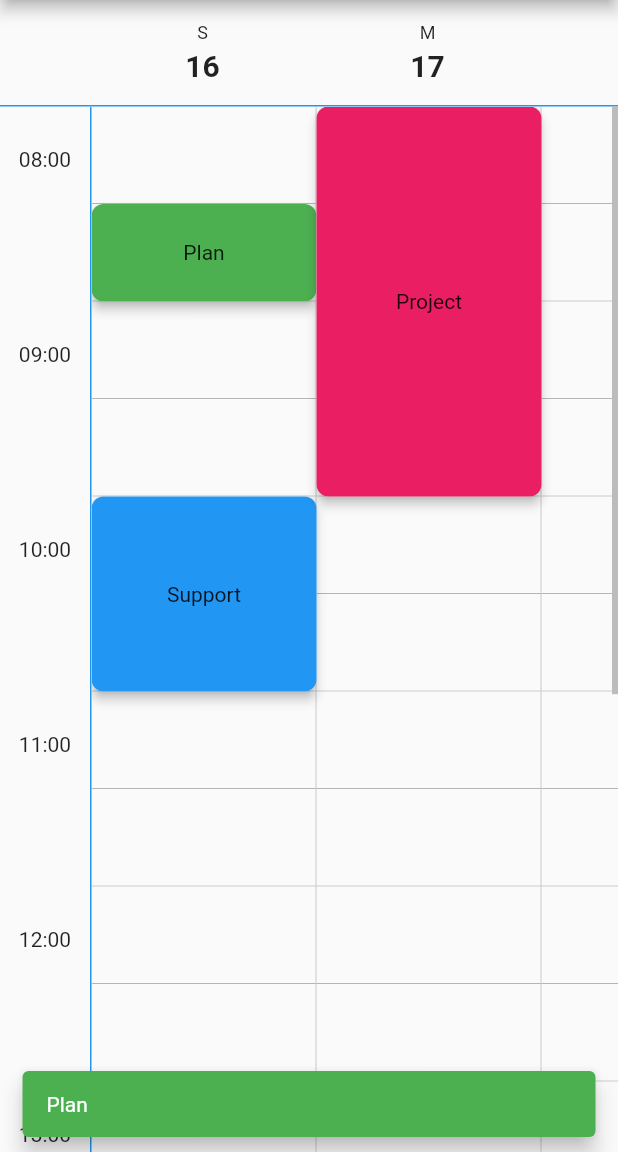
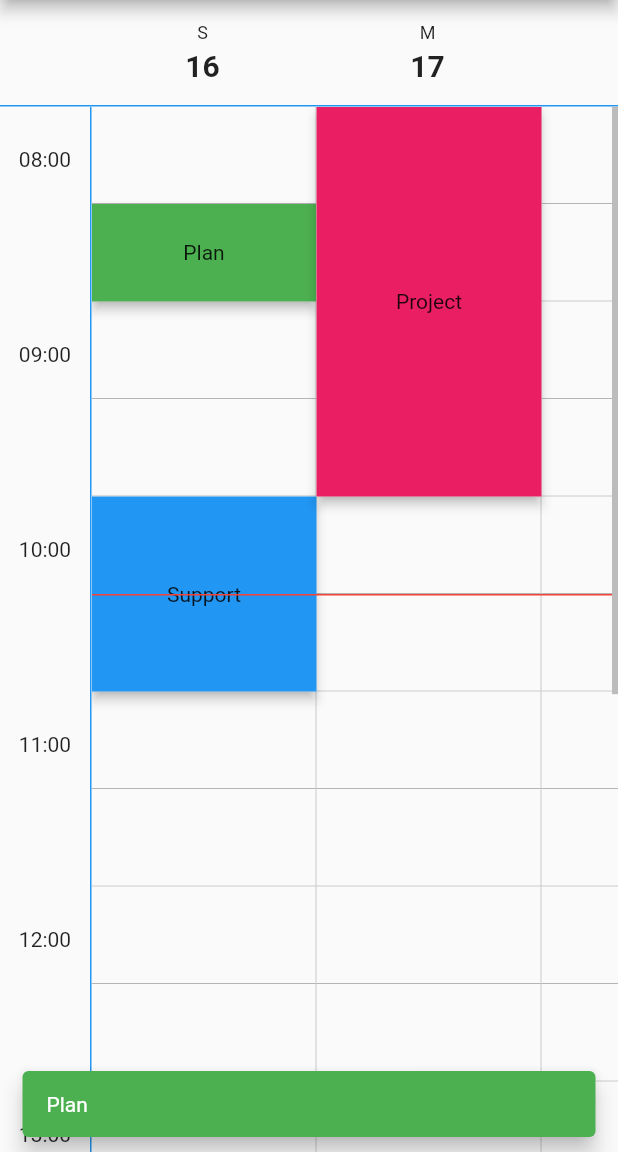
Before and after one commit to youngcet/task_scheduler, a Flutter app: the screen it shows after launch, after a tap on "Plan", on a phone screen of 412 x 824 dp, the part 84-1236 px from its top. Run offline on Flutter 3.47's test engine with Material 2 defaults, Android fonts, the phone set to English and light mode, and no system bars.

Commit message:
adding features https://github.com/youngcet/task_scheduler/issues/1

```diff
--- a/example/lib/main.dart
+++ b/example/lib/main.dart
@@ -360,6 +360,7 @@ class _MyHomePageState extends State<MyHomePage> {
       onEmptySlotPressed: handleEmptySlotTap,
       onDragAccept: handleDrop,
       entries: [],
+      //blockedEntries: blockedEntries,
       headers: CalendarView.weekView(),
       timeFormat: SchedulerTimeSettings(
         minuteInterval: timeInterval,
--- a/lib/src/task_scheduler.dart
+++ b/lib/src/task_scheduler.dart
@@ -1,3 +1,4 @@
+import 'dart:async';
 import 'dart:developer';
 import 'dart:math';
 
@@ -48,6 +49,12 @@ class TaskScheduler extends StatefulWidget {
   // block off Resources
   final List<BlockedEntry>? blockedEntries;
 
+  // animate to current time
+  final bool? scrollToCurrentTime;
+
+  // show line at current time
+  final bool? showCurrentTimeLine;
+
   // Constructor for TaskScheduler widget
   const TaskScheduler(
       {Key? key,
@@ -60,6 +67,8 @@ class TaskScheduler extends StatefulWidget {
       this.options,
       this.timeFormat,
       this.blockedEntries,
+      this.scrollToCurrentTime,
+      this.showCurrentTimeLine,
       this.onDragAccept})
       : super(key: key);
 
@@ -148,9 +157,22 @@ class _TaskSchedulerState extends State<TaskScheduler> {
   // Default minutes interval
   int defaultInterval = 60;
 
+  // scroll to current time
+  bool jumpToCurrentTime = true;
+
+  // display current time line
+  bool currentTimeLine = true;
+
+  // timer
+  Timer? _timer;
+
   @override
   void initState() {
     super.initState();
+
+    if (widget.showCurrentTimeLine != null){
+      currentTimeLine = widget.showCurrentTimeLine!;
+    }
 
     if (widget.timeFormat?.minuteInterval != null) {
       defaultInterval = widget.timeFormat!.minuteInterval!;
@@ -182,6 +204,42 @@ class _TaskSchedulerState extends State<TaskScheduler> {
 
     _timeslots = _get24HourTimeline();
     timelineDividerHeight = _getTimelineDividerHeight(defaultInterval);
+
+    jumpToCurrentTime = widget.scrollToCurrentTime ?? true;
+    Future.delayed(Duration.zero).then((_) {
+      int hour = DateTime.now().hour;
+      if (jumpToCurrentTime == true) {
+        if (hour > widget.scheduleStartTime.hour) {
+          double scrollOffset =
+              (hour - widget.scheduleStartTime.hour) * config.cellHeight!.toDouble();
+          config.verticalScrollController.animateTo(
+            scrollOffset,
+            duration: const Duration(milliseconds: 800),
+            curve: Curves.easeOutCirc,
+          );
+          timeVerticalController.animateTo(
+            scrollOffset,
+            duration: const Duration(milliseconds: 800),
+            curve: Curves.easeOutCirc,
+          );
+        }
+      }
+    });
+
+    if (currentTimeLine){
+      _timer = Timer.periodic(const Duration(minutes: 1), (timer) {
+        setState(() {});
+      });
+    }
+  }
+
+  @override
+  void dispose() {
+    if (currentTimeLine){
+      _timer?.cancel();
+    }
+
+    super.dispose();
   }
 
   // Method to validate schedule start and end times
@@ -371,6 +429,7 @@ class _TaskSchedulerState extends State<TaskScheduler> {
                             ],
                           ),
                           for (int i = 0; i < tasks.length; i++) tasks[i],
+                          if (currentTimeLine) _calculateHorizontalLinePosition()
                         ],
                       ),
                     ),
@@ -380,6 +439,24 @@ class _TaskSchedulerState extends State<TaskScheduler> {
             ),
           ),
         ),
+      ),
+    );
+  }
+
+  Widget _calculateHorizontalLinePosition() {
+    DateTime now = DateTime.now();
+    int totalMinutesNow = now.hour * 60 + now.minute;
+    num totalMinutesStart = widget.scheduleStartTime.hour * 60 + 0;
+
+    double totalOffset = (totalMinutesNow - totalMinutesStart) * config.cellHeight!.toDouble() / 60.0;
+
+    return Positioned(
+      left: 0,
+      top: totalOffset,
+      child: Container(
+        height: 1,
+        width: (config.totalHeaders * config.cellWidth!).toDouble(),
+        color: Colors.red,
       ),
     );
   }
--- a/lib/src/task_scheduler_event.dart
+++ b/lib/src/task_scheduler_event.dart
@@ -39,6 +39,9 @@ class ScheduleEntry extends StatefulWidget {
   static const String empty = 'empty';
   static const String blocked = 'blocked';
   static const String booked = 'booked';
+  static const int defaultYear = 1991;
+  static const int defaultMonth = 1;
+  static const int defaultDay = 1;
 
   ScheduleEntry(
       {Key? key,
@@ -53,6 +56,14 @@ class ScheduleEntry extends StatefulWidget {
       this.options})
       : super(key: key);
 
+  DateTime get startTime {
+    return DateTime(defaultYear, defaultMonth, defaultDay, resource.hour, resource.minutes);
+  }
+
+  DateTime get endTime {
+    return startTime.add(Duration(minutes: duration));
+  }
+
   @override
   _ScheduleEntryState createState() => _ScheduleEntryState();
 }
@@ -63,6 +74,10 @@ class _ScheduleEntryState extends State<ScheduleEntry> {
 
   // Entry color
   var blockOriginalColor;
+
+  bool _showBorders = false;
+  bool _showTopBorder = false;
+  bool _showBottomBorder = false;
 
   @override
   Widget build(BuildContext context) {
@@ -83,6 +98,7 @@ class _ScheduleEntryState extends State<ScheduleEntry> {
   Widget _draggableSlot() {
     bool isResizable = widget.options?.taskResizeMode?['allowResize'] ?? false;
     bool _showTooltip = false;
+    bool _isDraggingTop = false;
 
     return (widget.color != Colors.transparent)
         ? Positioned(
@@ -98,10 +114,46 @@ class _ScheduleEntryState extends State<ScheduleEntry> {
                 padding: EdgeInsets.only(
                     left: config.horizontalTaskPadding!.toDouble()),
                 child: GestureDetector(
+                  onDoubleTap: () {
+                    setState(() {
+                      _showTopBorder = !_showTopBorder;
+                      _showBottomBorder = !_showBottomBorder;
+                    });
+                  },
+                  child: MouseRegion(
+                    cursor: _showTopBorder && _showBottomBorder && isResizable
+                        ? SystemMouseCursors.resizeUpDown
+                        : SystemMouseCursors.basic,
+                    child: Container (
+                    decoration: BoxDecoration(
+                      border: Border(
+                        top: BorderSide.none,
+                        bottom: _showBottomBorder && isResizable
+                            ? BorderSide(color: Colors.black, width: 2.0)
+                            : BorderSide.none,
+                      ),
+                    ),
+                    child: GestureDetector(
+                      onVerticalDragStart: (details) {
+                          final touchPosition = details.localPosition.dy;
+                          if (touchPosition < 20) {
+                            _isDraggingTop = true;
+                          } else if (touchPosition > widget.duration.toDouble() - 20) {
+                            _isDraggingTop = false;
+                          }
+                        },
                         onVerticalDragUpdate: (details) {
                           if (isResizable) {
                             final dragDelta = details.delta.dy;
+
                             setState(() {
+                              // if (_isDraggingTop) {
+                              //   //widget.duration -= dragDelta.toInt();
+                              //   widget.resource.minutes = dragDelta.toInt();
+                              // } else {
+                              //   widget.duration += dragDelta.toInt();
+                              // }
+
                               if (widget.duration >= 10) {
                                 widget.duration += dragDelta.toInt();
                               }
@@ -136,13 +188,14 @@ class _ScheduleEntryState extends State<ScheduleEntry> {
                                 'id': widget.id,
                                 'resource': widget.resource,
                                 'duration': widget.duration,
+                                'color': widget.color
                               });
                             }
                           }
                         },
                         child: Material(
                           elevation: 3,
-                      borderRadius: config.borderRadius,
+                          //borderRadius: config.borderRadius,
                           child: Stack(
                             children: [
                               LongPressDraggable<List<Map<String, dynamic>>>(
@@ -161,6 +214,12 @@ class _ScheduleEntryState extends State<ScheduleEntry> {
                                     'taskResizeMode': widget.options?.taskResizeMode
                                   }
                                 ],
+                                onDragStarted: () {
+                                  setState(() {
+                                    _showTopBorder = false;
+                                    _showBottomBorder = false;
+                                  });
+                                },
                                 feedback: GestureDetector(
                                   onTap: widget.onTap as void Function()? ?? () {},
                                   onTapDown: (_) {
@@ -180,33 +239,14 @@ class _ScheduleEntryState extends State<ScheduleEntry> {
                                     width: (config.cellWidth!.toDouble() *
                                         entryDuration),
                                     decoration: BoxDecoration(
-                                    borderRadius: config.borderRadius,
-                                    color: widget.color ??
-                                        Theme.of(context).primaryColor),
-                                child: Center(
-                                  child: widget.child,
-                                ),
-                              ),
-                            ),
-                            childWhenDragging: Container(
-                              child: Material(
-                                //elevation: 3,
-                                borderRadius: config.borderRadius,
-                                child: Container(
-                                  height: ((widget.duration.toDouble() *
-                                          config.cellHeight!) /
-                                      60), //60 minutes
-                                  width: (config.cellWidth!.toDouble() *
-                                      entryDuration),
-                                  decoration: BoxDecoration(
-                                      borderRadius: config.borderRadius,
+                                        //borderRadius: config.borderRadius,
                                         color: (widget.color ?? Theme.of(context).primaryColor).withOpacity(0.6)),
                                     child: Center(
                                       child: widget.child,
                                     ),
                                   ),
                                 ),
-                            ),
+                                childWhenDragging: Container(),
                                 onDraggableCanceled: (velocity, offset) {
                                   //_triggerRebuild();
                                 },
@@ -220,15 +260,16 @@ class _ScheduleEntryState extends State<ScheduleEntry> {
                                     width: (config.cellWidth!.toDouble() *
                                         entryDuration),
                                     decoration: BoxDecoration(
-                                    borderRadius: config.borderRadius,
-                                    color: widget.color ??
-                                        Theme.of(context).primaryColor),
+                                        //borderRadius: config.borderRadius,
+                                        color: widget.color ?? Theme.of(context).primaryColor),
                                     child: Center(
                                       child: widget.child,
                                     ),
                                   ),
                                 ),
                                 onDragUpdate: (details) {
+                                  _showTopBorder = false;
+                                  _showBottomBorder = false;
                                   // Get the global position of the drag update
                                   final dragPosition = details.globalPosition;
 
@@ -281,10 +322,12 @@ class _ScheduleEntryState extends State<ScheduleEntry> {
                               ),
                             ],
                           ),
-                    )),
                         ),
                       ),
                   )
+               ),
+              ),
+          )))
         : Positioned(
             top: ((config.cellHeight! *
                         (widget.resource.hour - config.startHour)) +
@@ -323,10 +366,16 @@ class _ScheduleEntryState extends State<ScheduleEntry> {
                           time = (widget.resource.hour < 10) ? '0${widget.resource.hour}' : '${widget.resource.hour}';
                           time = (widget.resource.minutes < 10) ? '$time:0${widget.resource.minutes}' : '$time:${widget.resource.minutes}';
 
+                          DateTime startTime = DateTime(1991, 01, 01, widget.resource.hour, widget.resource.minutes);
+                          DateTime endTime = startTime.add(Duration(minutes: widget.duration));
+
+                          String entryEndTime = (endTime.hour < 10) ? '0${endTime.hour}' : '${endTime.hour}';
+                          entryEndTime = (endTime.minute < 10) ? '$entryEndTime:0${endTime.minute}' : '$entryEndTime:${endTime.minute}';
+
                           return InkWell(
                             onTap: widget.onTap as void Function()? ?? () {},
                             child: Tooltip(
-                            message: isDraggingOver ? time : '',
+                            message: isDraggingOver ? '$time - $entryEndTime' : '',
                             child: Material(
                               color: color,
                               child: Container(
@@ -415,7 +464,7 @@ class _ScheduleEntryState extends State<ScheduleEntry> {
                     left: config.horizontalTaskPadding!.toDouble()),
                 child: Material(
                   elevation: 3,
-                  borderRadius: config.borderRadius,
+                  //borderRadius: config.borderRadius,
                   child: Stack(
                     children: [
                       InkWell(
@@ -426,7 +475,7 @@ class _ScheduleEntryState extends State<ScheduleEntry> {
                               60),
                           width: (config.cellWidth!.toDouble() * entryDuration),
                           decoration: BoxDecoration(
-                              borderRadius: config.borderRadius,
+                              //borderRadius: config.borderRadius,
                               color: widget.color ??
                                   Theme.of(context).primaryColor),
                           child: Center(
@@ -543,4 +592,15 @@ class _ScheduleEntryState extends State<ScheduleEntry> {
       ),
     );
   }
+
+  _addBorders(bool enableResize) {
+    return (enableResize)
+      ? BoxDecoration(
+          border: Border(
+            top: BorderSide(color: widget.color),
+            bottom: BorderSide(color: widget.color),
+          ),
+        )
+      : null;
   }
+}
```
Also changed, not shown: lib/src/task_scheduler_grid.dart (+25 -7 lines), lib/src/task_scheduler_datetime.dart (line endings or trailing spaces). Lines whose indentation alone changed are shown as unchanged.
